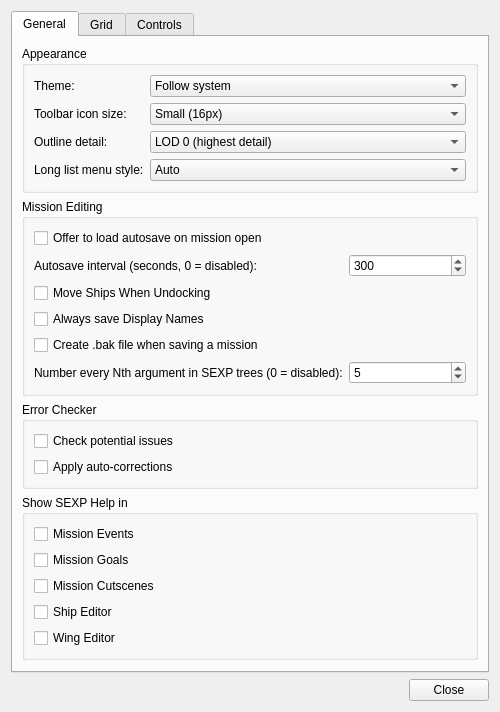
Above: qtfred/ui/PreferencesDialog.ui from scp-fs2open/fs2open.github.com before the change. Below: the same form after it.
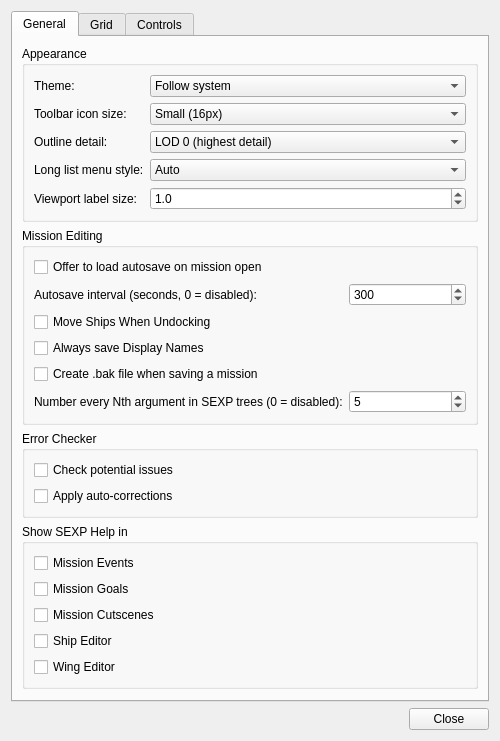
That is the form after the change.

Commit message:
Add adjustable viewport label font size to FRED and QtFRED
The text labels drawn in the main editor viewport were always rendered at the fixed FONT1 size.  Add options to scale the font from 50% to 400%.

The edit to the form file:
```diff
--- a/qtfred/ui/PreferencesDialog.ui
+++ b/qtfred/ui/PreferencesDialog.ui
@@ -156,6 +156,35 @@
             </item>
            </widget>
           </item>
+          <item row="4" column="0">
+           <widget class="QLabel" name="labelFontScaleLabel">
+            <property name="text">
+             <string>Viewport label size:</string>
+            </property>
+           </widget>
+          </item>
+          <item row="4" column="1">
+           <widget class="QDoubleSpinBox" name="labelFontScaleSpin">
+            <property name="toolTip">
+             <string>Scale factor applied to text labels drawn in the viewport (ship names, ship classes, coordinates, distances, and subsystem labels). 1.0 is the default size.</string>
+            </property>
+            <property name="decimals">
+             <number>1</number>
+            </property>
+            <property name="minimum">
+             <double>0.500000000000000</double>
+            </property>
+            <property name="maximum">
+             <double>4.000000000000000</double>
+            </property>
+            <property name="singleStep">
+             <double>0.100000000000000</double>
+            </property>
+            <property name="value">
+             <double>1.000000000000000</double>
+            </property>
+           </widget>
+          </item>
          </layout>
         </widget>
        </item>
```
The commit also changes 14 other files.
